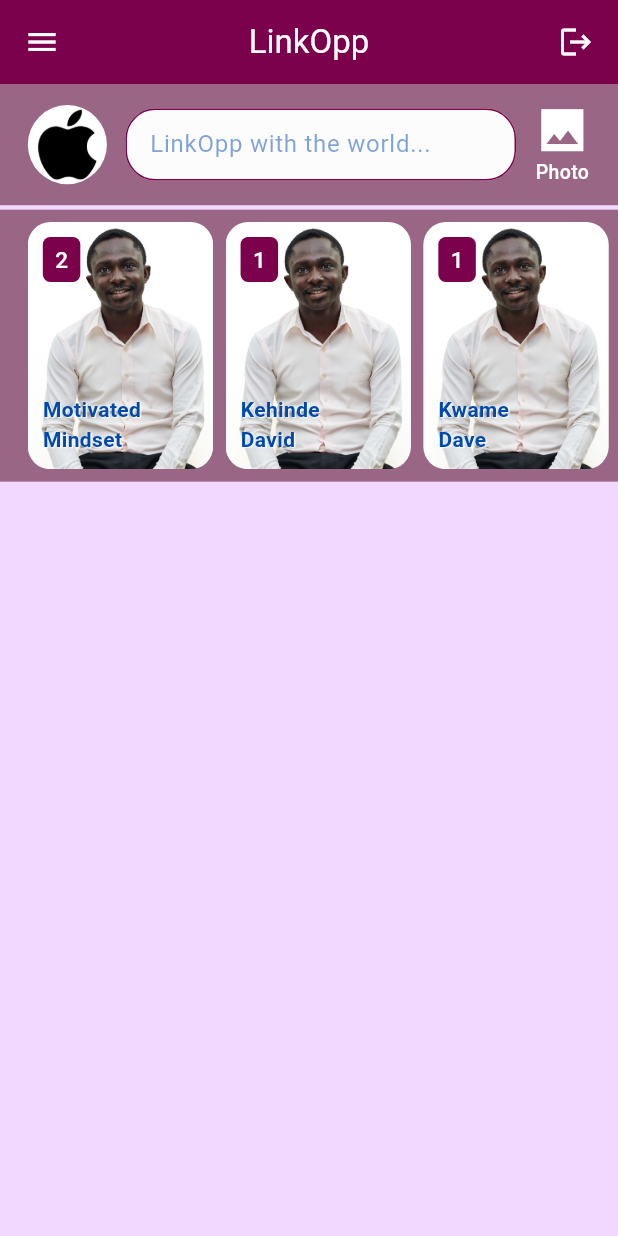
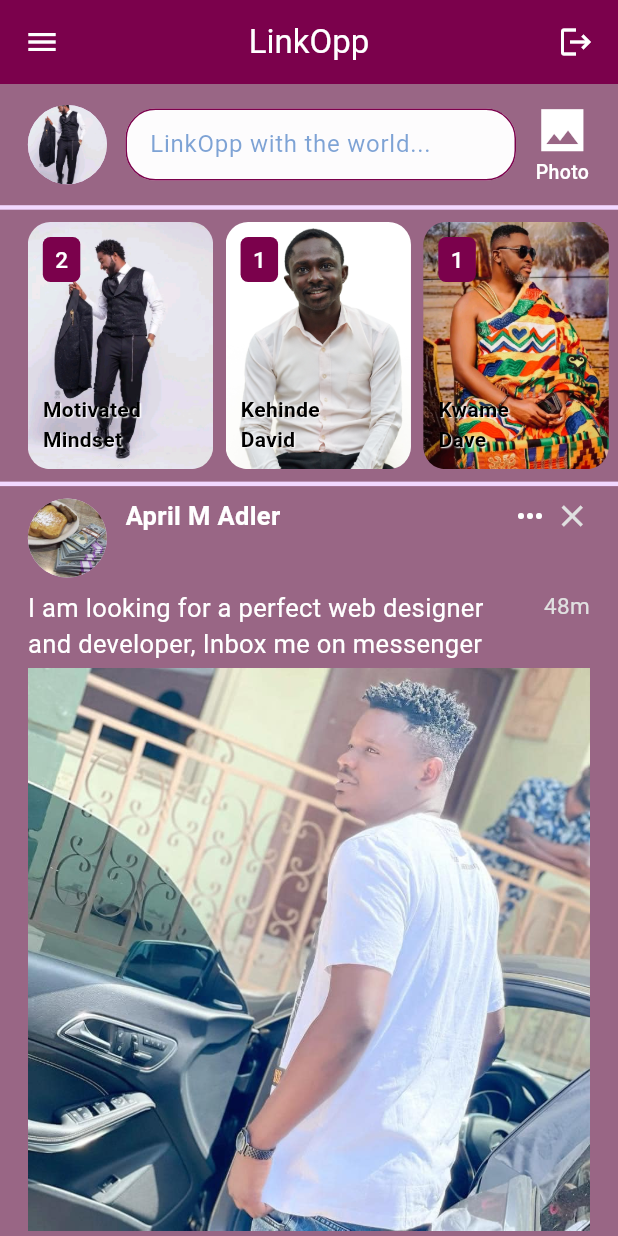
Before and after one commit to mckobby/LinkOpp, a Flutter app: the screen it shows once a user with an empty profile is signed in, on a phone screen of 412 x 824 dp. Run offline on Flutter 3.47's test engine with Material 2 defaults, Android fonts, the phone set to English and light mode, and no system bars; our stand-ins replace firebase_auth, firebase_core; accounts and stored records are empty.

Commit message:
Added: Feed component and Images, Modified: Story field and Home page

```diff
--- /dev/null
+++ b/lib/components/feed_comp.dart
@@ -0,0 +1,210 @@
+import 'package:flutter/material.dart';
+
+import '../constants/colors.dart';
+
+class FeedComp extends StatelessWidget {
+  final String profileImage;
+  final String profileName;
+
+  final String content;
+  final String time;
+
+  final String mainImage;
+  final String comments;
+
+  final String shares;
+  final String favorites;
+
+  final String analytics;
+
+  const FeedComp({
+    super.key,
+    required this.profileImage,
+    required this.profileName,
+    required this.content,
+    required this.time,
+    required this.mainImage,
+    required this.comments,
+    required this.shares,
+    required this.favorites,
+    required this.analytics,
+  });
+
+  @override
+  Widget build(BuildContext context) {
+    final height = MediaQuery.of(context).size.height;
+    final width = MediaQuery.of(context).size.width;
+    return Container(
+      padding: EdgeInsets.symmetric(vertical: height * 0.01),
+      color: tdDrawer,
+      width: width,
+      child: Padding(
+        padding: EdgeInsets.symmetric(horizontal: width * 0.045),
+        child: Column(
+          children: [
+            Row(
+              mainAxisAlignment: MainAxisAlignment.spaceBetween,
+              crossAxisAlignment: CrossAxisAlignment.start,
+              children: [
+                Row(
+                  crossAxisAlignment: CrossAxisAlignment.start,
+                  children: [
+                    CircleAvatar(
+                      radius: height * 0.032,
+                      backgroundImage: AssetImage(profileImage),
+                    ),
+                    SizedBox(
+                      width: width * 0.03,
+                    ),
+                    SizedBox(
+                      width: width * 0.62,
+                      child: Text(
+                        profileName,
+                        style: const TextStyle(
+                          fontWeight: FontWeight.bold,
+                          fontSize: 17,
+                          color: Colors.white,
+                        ),
+                      ),
+                    ),
+                  ],
+                ),
+                Row(
+                  children: [
+                    const Icon(
+                      Icons.more_horiz_outlined,
+                      color: Colors.white,
+                    ),
+                    SizedBox(
+                      width: width * 0.01,
+                    ),
+                    Icon(
+                      Icons.close,
+                      color: Colors.grey[300],
+                    )
+                  ],
+                )
+              ],
+            ),
+            SizedBox(
+              height: height * 0.01,
+            ),
+            Row(
+              mainAxisAlignment: MainAxisAlignment.spaceBetween,
+              crossAxisAlignment: CrossAxisAlignment.start,
+              children: [
+                SizedBox(
+                  width: width * 0.8,
+                  child: Text(
+                    content,
+                    style: const TextStyle(
+                      color: Colors.white,
+                      fontSize: 17,
+                    ),
+                  ),
+                ),
+                SizedBox(
+                  width: width * 0.1,
+                  child: Text(
+                    time,
+                    textAlign: TextAlign.end,
+                    style: TextStyle(
+                      color: Colors.grey[300],
+                      fontSize: 15,
+                    ),
+                  ),
+                )
+              ],
+            ),
+            SizedBox(
+              height: height * 0.005,
+            ),
+            Image(
+              image: AssetImage(mainImage),
+            ),
+            SizedBox(
+              height: height * 0.005,
+            ),
+            Row(
+              mainAxisAlignment: MainAxisAlignment.spaceBetween,
+              children: [
+                Row(
+                  children: [
+                    const Icon(
+                      Icons.comment,
+                      color: Colors.white,
+                      size: 20,
+                    ),
+                    SizedBox(
+                      width: width * 0.01,
+                    ),
+                    Text(
+                      comments,
+                      style: const TextStyle(
+                        color: Colors.white,
+                      ),
+                    ),
+                  ],
+                ),
+                Row(
+                  children: [
+                    const Icon(
+                      Icons.share,
+                      color: Colors.white,
+                      size: 20,
+                    ),
+                    SizedBox(
+                      width: width * 0.01,
+                    ),
+                    Text(
+                      shares,
+                      style: const TextStyle(
+                        color: Colors.white,
+                      ),
+                    ),
+                  ],
+                ),
+                Row(
+                  children: [
+                    const Icon(
+                      Icons.favorite_border_outlined,
+                      color: Colors.white,
+                      size: 20,
+                    ),
+                    SizedBox(
+                      width: width * 0.01,
+                    ),
+                    Text(
+                      favorites,
+                      style: const TextStyle(
+                        color: Colors.white,
+                      ),
+                    ),
+                  ],
+                ),
+                Row(
+                  children: [
+                    const Icon(
+                      Icons.analytics_outlined,
+                      color: Colors.white,
+                      size: 20,
+                    ),
+                    SizedBox(
+                      width: width * 0.01,
+                    ),
+                    Text(
+                      analytics,
+                      style: const TextStyle(
+                        color: Colors.white,
+                      ),
+                    ),
+                  ],
+                )
+              ],
+            )
+          ],
+        ),
+      ),
+    );
+  }
+}
--- a/lib/components/story_field.dart
+++ b/lib/components/story_field.dart
@@ -19,6 +19,7 @@ class StoryField extends StatelessWidget {
   Widget build(BuildContext context) {
     final height = MediaQuery.of(context).size.height;
     final width = MediaQuery.of(context).size.width;
+
     return Padding(
       padding: EdgeInsets.symmetric(vertical: height * 0.01),
       child: SizedBox(
@@ -31,6 +32,9 @@ class StoryField extends StatelessWidget {
                 image: AssetImage(
                   imagePath,
                 ),
+                width: width,
+                height: height,
+                fit: BoxFit.cover,
               ),
             ),
             Stack(
@@ -66,7 +70,7 @@ class StoryField extends StatelessWidget {
                       Text(
                         firstName,
                         style: const TextStyle(
-                          color: tdActionTexts,
+                          color: Colors.black,
                           fontWeight: FontWeight.bold,
                           fontSize: 14,
                           shadows: [
@@ -75,12 +79,13 @@ class StoryField extends StatelessWidget {
                               offset: Offset(0.9, 0.5),
                               blurRadius: 0.5,
                             )
-                          ]),
+                          ],
+                        ),
                       ),
                       Text(
                         lastName,
                         style: const TextStyle(
-                        color: tdActionTexts,
+                          color: Colors.black,
                           fontWeight: FontWeight.bold,
                           fontSize: 14,
                           shadows: [
--- a/lib/pages/home_page.dart
+++ b/lib/pages/home_page.dart
@@ -1,5 +1,6 @@
 import 'package:firebase_auth/firebase_auth.dart';
 import 'package:flutter/material.dart';
+import 'package:link_opp/components/feed_comp.dart';
 import 'package:link_opp/components/story_field.dart';
 import 'package:link_opp/constants/colors.dart';
 
@@ -65,10 +66,8 @@ class _HomePageState extends State<HomePage> {
                     mainAxisAlignment: MainAxisAlignment.spaceBetween,
                     children: [
                       CircleAvatar(
-                        backgroundImage:
-                            const AssetImage('lib/images/apple.png'),
+                        backgroundImage: const AssetImage('lib/images/kmj.jpg'),
                         radius: height * 0.032,
-                        backgroundColor: Colors.white,
                       ),
                       Expanded(
                         child: Padding(
@@ -131,7 +130,7 @@ class _HomePageState extends State<HomePage> {
                   scrollDirection: Axis.horizontal,
                   children: [
                     const StoryField(
-                      imagePath: 'lib/images/miccc.jpg',
+                      imagePath: 'lib/images/kmj.jpg',
                       numberOfPics: '2',
                       firstName: 'Motivated',
                       lastName: 'Mindset',
@@ -149,7 +148,7 @@ class _HomePageState extends State<HomePage> {
                       width: width * 0.02,
                     ),
                     const StoryField(
-                      imagePath: 'lib/images/miccc.jpg',
+                      imagePath: 'lib/images/aplus.jpg',
                       numberOfPics: '1',
                       firstName: 'Kwame',
                       lastName: 'Dave',
@@ -158,7 +157,7 @@ class _HomePageState extends State<HomePage> {
                       width: width * 0.02,
                     ),
                     const StoryField(
-                      imagePath: 'lib/images/miccc.jpg',
+                      imagePath: 'lib/images/awo.jpg',
                       numberOfPics: '1',
                       firstName: 'Ahmed',
                       lastName: 'Donkoh',
@@ -167,7 +166,7 @@ class _HomePageState extends State<HomePage> {
                       width: width * 0.02,
                     ),
                     const StoryField(
-                      imagePath: 'lib/images/miccc.jpg',
+                      imagePath: 'lib/images/meezy.jpg',
                       numberOfPics: '2',
                       firstName: 'Mercy',
                       lastName: 'Kipsos',
@@ -176,7 +175,7 @@ class _HomePageState extends State<HomePage> {
                       width: width * 0.02,
                     ),
                     const StoryField(
-                      imagePath: 'lib/images/miccc.jpg',
+                      imagePath: 'lib/images/spa.jpg',
                       numberOfPics: '1',
                       firstName: 'Yaa',
                       lastName: 'Fremah',
@@ -185,7 +184,7 @@ class _HomePageState extends State<HomePage> {
                       width: width * 0.02,
                     ),
                     const StoryField(
-                      imagePath: 'lib/images/miccc.jpg',
+                      imagePath: 'lib/images/com.jpg',
                       numberOfPics: '7',
                       firstName: 'Sweetness',
                       lastName: 'Emefa',
@@ -195,6 +194,63 @@ class _HomePageState extends State<HomePage> {
                     ),
                   ],
                 ),
+              ),
+              const SizedBox(
+                height: 3,
+              ),
+              const FeedComp(
+                profileImage: 'lib/images/food.jpg',
+                profileName: 'April M Adler',
+                content:
+                    'I am looking for a perfect web designer and developer, Inbox me on messenger',
+                time: '48m',
+                mainImage: 'lib/images/man.jpg',
+                comments: '1',
+                shares: '0',
+                favorites: '0',
+                analytics: '9',
+              ),
+              const SizedBox(
+                height: 3,
+              ),
+              const FeedComp(
+                profileImage: 'lib/images/ako.jpg',
+                profileName: 'Ghana Yesu',
+                content: 'Kasoa and wonders',
+                time: '48m',
+                mainImage: 'lib/images/ame.jpg',
+                comments: '47',
+                shares: '3',
+                favorites: '338',
+                analytics: '12.8K',
+              ),
+              const SizedBox(
+                height: 3,
+              ),
+              const FeedComp(
+                profileImage: 'lib/images/godd.jpg',
+                profileName: 'Efo Kofi',
+                content: 'Guess the location',
+                time: '3d',
+                mainImage: 'lib/images/wen.jpg',
+                comments: '91',
+                shares: '0',
+                favorites: '188',
+                analytics: '1.1M',
+              ),
+              const SizedBox(
+                height: 3,
+              ),
+              const FeedComp(
+                profileImage: 'lib/images/roz.jpg',
+                profileName: 'Buju Mahogany',
+                content: 'Art is life',
+                time: '7h',
+                mainImage: 'lib/images/val.jpg',
+                comments: '1',
+                shares: '0',
+                favorites: '6,756',
+                analytics: '478.2K',
               )
             ],
           ),
```
Also changed, not shown: lib/images/ako.jpg (added), lib/images/ame.jpg (added), lib/images/aplus.jpg (added), lib/images/awo.jpg (added), lib/images/com.jpg (added), lib/images/food.jpg (added), lib/images/godd.jpg (added), lib/images/kmj.jpg (added), lib/images/man.jpg (added), lib/images/meezy.jpg (added), lib/images/roz.jpg (added), lib/images/spa.jpg (added), lib/images/val.jpg (added), lib/images/wen.jpg (added), 1 more files. Lines whose indentation alone changed are shown as unchanged.
